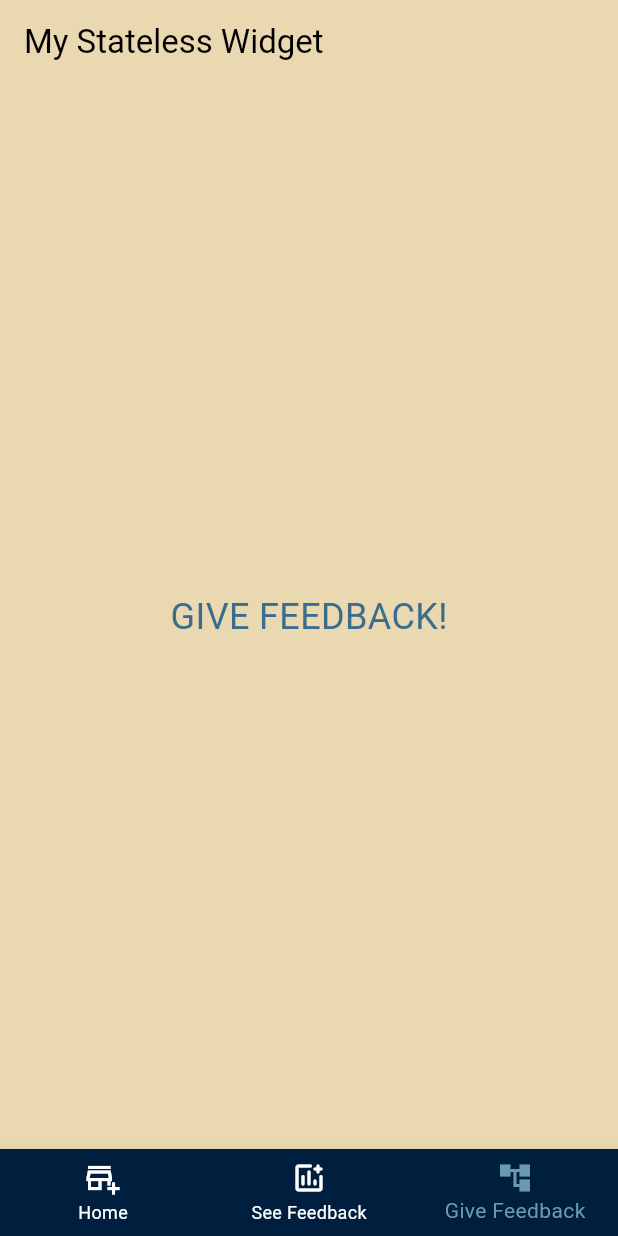
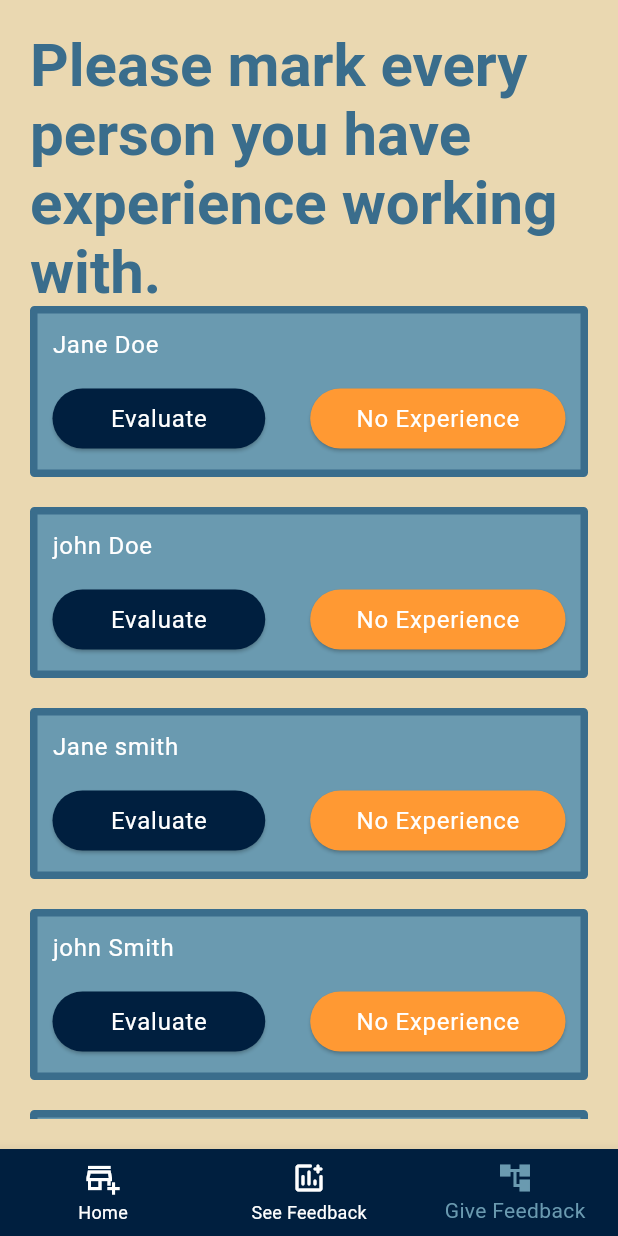
Before and after one commit to Dan2anderson/threesixtyeval-flutter, a Flutter app: the screen it shows after launch, item 3 of the bottom bar chosen, on a phone screen of 412 x 824 dp. Run offline on Flutter 3.47's test engine with Material 3 defaults, Android fonts, the phone set to English and light mode, and no system bars; our stand-ins replace get_it.

Commit message:
added give feedback page and tests.

```diff
--- /dev/null
+++ b/lib/screens/ViewModels/give_feedback_viewmodel.dart
@@ -0,0 +1,23 @@
+import 'package:flutter/material.dart';
+import 'package:three_sixty_evaluations/screens/network/models/give_feedback_model.dart';
+import 'package:three_sixty_evaluations/screens/network/repositories/give_feedback_repository.dart';
+
+class GiveFeedbackViewModel extends ChangeNotifier {
+  final GiveFeedbackRepository giveFeedbackRepository;
+
+  GiveFeedbackViewModel({
+    required this.giveFeedbackRepository
+  });
+
+  late GiveFeedbackModel _feedbackItems;
+
+  int get numberOfItems => _feedbackItems.giveFeedbackItems.length;
+  GiveFeedbackItem feedbackItemByIndex(int index) => _feedbackItems.giveFeedbackItems[index];
+  String get title => _feedbackItems.title??'';
+
+  void start(){
+    _feedbackItems = giveFeedbackRepository.fetchNeededFeedbackItems();
+    notifyListeners();
+  }
+
+}
--- a/lib/screens/give_feedback.dart
+++ b/lib/screens/give_feedback.dart
@@ -1,16 +1,52 @@
 import 'package:flutter/material.dart';
+import 'package:get_it/get_it.dart';
+import 'package:provider/provider.dart';
+import 'package:three_sixty_evaluations/screens/ViewModels/give_feedback_viewmodel.dart';
+import 'package:three_sixty_evaluations/screens/network/models/give_feedback_model.dart';
+import 'package:three_sixty_evaluations/screens/network/repositories/give_feedback_repository.dart';
+import 'package:three_sixty_evaluations/screens/network/repositories/personal_feedback_repository.dart';
+import 'package:three_sixty_evaluations/widgets/give_feedback_widget.dart';
 
 class GiveFeedbackScreen extends StatelessWidget {
   @override
   Widget build(BuildContext context) {
-    return Scaffold(
-      appBar: AppBar(
-        title: const Text('My Stateless Widget'),
-      ),
-      body: const Center(
-        child: Text(
-          'GIVE FEEDBACK!',
-          style: TextStyle(fontSize: 24),
+    return ChangeNotifierProvider<GiveFeedbackViewModel>(
+      create: (context) => GiveFeedbackViewModel(
+          giveFeedbackRepository: GetIt.instance.get<GiveFeedbackRepository>())
+        ..start(),
+      child: Consumer<GiveFeedbackViewModel>(
+        builder: (context, viewModel, child) => Center(
+          child: Padding(
+            padding: const EdgeInsets.fromLTRB(20, 20, 20, 20),
+            child: Column(
+              mainAxisAlignment: MainAxisAlignment.spaceBetween,
+              children: [
+                Text(
+                  viewModel.title,
+                  style: Theme.of(context).textTheme.displayMedium,
+                ),
+                Expanded(
+                  child: ListView.separated(
+                    itemCount: viewModel.numberOfItems,
+                    itemBuilder: (BuildContext context, int index) {
+                      GiveFeedbackItem item =
+                          viewModel.feedbackItemByIndex(index);
+                      return GiveFeedbackWidget(
+                        name: item.name,
+                        button1Text: item.doEvalText,
+                        button2Text: item.noEvalText,
+                      );
+                    },
+                    separatorBuilder: (BuildContext context, int index) {
+                      return const SizedBox(
+                        height: 20,
+                      );
+                    },
+                  ),
+                ),
+              ],
+            ),
+          ),
         ),
       ),
     );
--- /dev/null
+++ b/lib/screens/network/models/give_feedback_model.dart
@@ -0,0 +1,15 @@
+class GiveFeedbackModel {
+  final String? title;
+  final List<GiveFeedbackItem> giveFeedbackItems;
+
+  GiveFeedbackModel({required this.title, required this.giveFeedbackItems});
+}
+
+class GiveFeedbackItem {
+  final String name;
+  final String doEvalText;
+  final String noEvalText;
+
+  GiveFeedbackItem(
+      {required this.name, required this.doEvalText, required this.noEvalText});
+}
--- /dev/null
+++ b/lib/screens/network/repositories/give_feedback_repository.dart
@@ -0,0 +1,23 @@
+import 'package:three_sixty_evaluations/screens/network/models/give_feedback_model.dart';
+
+class GiveFeedbackRepository {
+  GiveFeedbackModel fetchNeededFeedbackItems() {
+
+    return fakeGiveFeedbackModel;
+  }
+}
+
+GiveFeedbackModel fakeGiveFeedbackModel = GiveFeedbackModel(
+    title: 'Please mark every person you have experience working with.',
+    giveFeedbackItems: [
+      GiveFeedbackItem(name: 'Jane Doe', doEvalText: 'Evaluate', noEvalText: 'No Experience'),
+      GiveFeedbackItem(name: 'john Doe', doEvalText: 'Evaluate', noEvalText: 'No Experience'),
+      GiveFeedbackItem(name: 'Jane smith', doEvalText: 'Evaluate', noEvalText: 'No Experience'),
+      GiveFeedbackItem(name: 'john Smith', doEvalText: 'Evaluate', noEvalText: 'No Experience'),
+      GiveFeedbackItem(name: 'Billy Joel', doEvalText: 'Evaluate', noEvalText: 'No Experience'),
+      GiveFeedbackItem(name: 'Bobby Jean', doEvalText: 'Evaluate', noEvalText: 'No Experience'),
+      GiveFeedbackItem(name: 'Agnes Jane', doEvalText: 'Evaluate', noEvalText: 'No Experience'),
+      GiveFeedbackItem(name: 'Walker Spane', doEvalText: 'Evaluate', noEvalText: 'No Experience'),
+      GiveFeedbackItem(name: 'Teddy Bear', doEvalText: 'Evaluate', noEvalText: 'No Experience'),
+      GiveFeedbackItem(name: 'Carls Marle', doEvalText: 'Evaluate', noEvalText: 'No Experience'),
+    ]);
--- a/lib/three_sixty_theme.dart
+++ b/lib/three_sixty_theme.dart
@@ -7,8 +7,8 @@ final ThemeData threeSixtyTheme = ThemeData(
     onPrimary: Colors.white,
     secondary: Colors.medBlue,
     onSecondary: Colors.white,
-    error: Colors.black,
-    onError: Colors.orange,
+    error: Colors.orange,
+    onError: Colors.black,
     surface: Colors.tan,
     onSurface: Colors.black,
     onTertiary: Colors.black,
@@ -31,7 +31,7 @@ final ThemeData threeSixtyTheme = ThemeData(
       color: Colors.medBlue,
     ),
     labelMedium: TextStyle(
-      fontSize: 18.0,
+      fontSize: 16.0,
       fontWeight: FontWeight.normal,
       color: Colors.medBlue,
     ),
--- a/lib/utils/service_locator_util.dart
+++ b/lib/utils/service_locator_util.dart
@@ -1,9 +1,11 @@
-
 import 'package:get_it/get_it.dart';
+import 'package:three_sixty_evaluations/screens/network/repositories/give_feedback_repository.dart';
 import 'package:three_sixty_evaluations/screens/network/repositories/personal_feedback_repository.dart';
 
 class ServiceLocatorUtil {
-  static initialize(){
-    GetIt.instance.registerLazySingleton(() =>PersonalFeedbackRepository());
+  static initialize() {
+    final serviceLocator = GetIt.instance;
+    serviceLocator.registerLazySingleton(() => PersonalFeedbackRepository());
+    serviceLocator.registerLazySingleton(() => GiveFeedbackRepository());
+  }
 }
-}
--- a/lib/widgets/give_feedback_widget.dart
+++ b/lib/widgets/give_feedback_widget.dart
@@ -25,11 +25,13 @@ class GiveFeedbackWidget extends StatelessWidget {
               style: BorderStyle.solid)),
       padding: const EdgeInsets.all(10),
       // color: theme.primaryColor,
-      child: Row(
-        mainAxisAlignment: MainAxisAlignment.spaceAround,
+      child: Column(
+        mainAxisAlignment: MainAxisAlignment.spaceBetween,
         children: [
-          Expanded(
-            flex: 6,
+          Align(
+            alignment: Alignment.topLeft,
+            child: Padding(
+              padding: const EdgeInsets.only(bottom: 15),
               child: Text(
                 name,
                 softWrap: true,
@@ -37,9 +39,16 @@ class GiveFeedbackWidget extends StatelessWidget {
                     ?.copyWith(color: theme.colorScheme.onPrimary),
               ),
             ),
+          ),
+          Row(
+            mainAxisAlignment: MainAxisAlignment.spaceBetween,
+            children: [
               Expanded(
-            flex: 2,
+                flex: 5,
                 child: ElevatedButton(
+                  style: ElevatedButton.styleFrom(
+                    backgroundColor: theme.primaryColor,
+                  ),
                   onPressed: () {},
                   child: Text(
                     button1Text,
@@ -48,9 +57,13 @@ class GiveFeedbackWidget extends StatelessWidget {
                   ),
                 ),
               ),
+              const SizedBox(width: 30),
               Expanded(
-            flex: 2,
+                flex: 6,
                 child: ElevatedButton(
+                  style: ElevatedButton.styleFrom(
+                    backgroundColor: theme.colorScheme.error,
+                  ),
                   onPressed: () {},
                   child: Text(
                     button2Text,
@@ -61,6 +74,8 @@ class GiveFeedbackWidget extends StatelessWidget {
               ),
             ],
           ),
+        ],
+      ),
     );
   }
 }
```
Also changed, not shown: 2 other files. Lines whose indentation alone changed are shown as unchanged.
